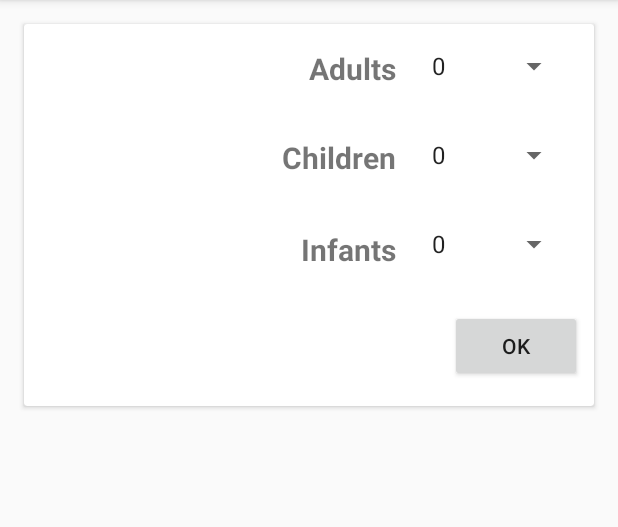
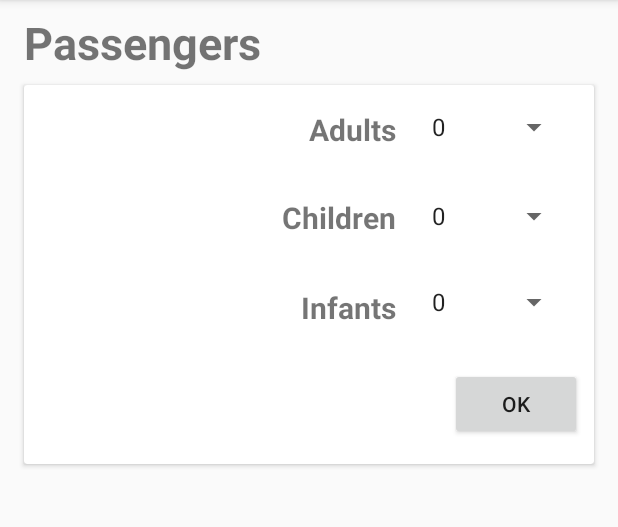
Before and after one commit to seokjunbing/hci, an Android app: the PickPassengersActivity screen opened directly, with no data from a screen before it, on a phone screen of 412 x 824 dp, the part 84-611 px from its top. Run offline under Robolectric (Android 15) with nearby library versions, the phone set to English and light mode, and no system bars; 3 statements that could not run were skipped.

Commit message:
Added title for pick passengers screen

```diff
--- a/app/src/main/res/layout/activity_pick_passengers.xml
+++ b/app/src/main/res/layout/activity_pick_passengers.xml
@@ -6,14 +6,31 @@
     android:layout_height="match_parent"
     tools:context=".PickPassengersActivity">
 
-    <android.support.v7.widget.CardView
+    <TextView
+        android:id="@+id/passengers_title"
         android:layout_width="match_parent"
         android:layout_height="wrap_content"
         android:layout_marginHorizontal="@dimen/activity_horizontal_margin"
-        android:layout_marginTop="8dp"
+        android:paddingVertical="@dimen/default_padding"
+        android:text="Passengers"
+        android:textSize="30sp"
+        android:textStyle="bold"
+        app:layout_constraintBottom_toTopOf="@+id/cardView"
+        app:layout_constraintLeft_toLeftOf="parent"
+        app:layout_constraintRight_toRightOf="parent"
+        tools:layout_editor_absoluteX="16dp"
+        />
+
+    <android.support.v7.widget.CardView
+        android:id="@+id/cardView"
+        android:layout_width="match_parent"
+        android:layout_height="wrap_content"
+        android:layout_marginHorizontal="@dimen/activity_horizontal_margin"
+        android:layout_marginTop="312dp"
         android:layout_marginVertical="@dimen/activity_vertical_margin"
-        app:layout_constraintTop_toTopOf="parent"
-        tools:layout_editor_absoluteX="16dp">
+        app:layout_constraintLeft_toLeftOf="parent"
+        app:layout_constraintRight_toRightOf="parent"
+        app:layout_constraintTop_toTopOf="@id/passengers_title">
 
 
         <android.support.constraint.ConstraintLayout
@@ -57,7 +74,7 @@
             <android.support.constraint.ConstraintLayout
                 android:id="@+id/children_picker"
                 android:layout_width="match_parent"
-                android:layout_height="wrap_content"
+                android:layout_height="57dp"
                 android:gravity="right"
                 android:orientation="horizontal"
                 android:padding="@dimen/default_padding"
@@ -128,7 +145,6 @@
 
             <TextView
                 android:id="@+id/alert_no_passengers"
-                android:visibility="gone"
                 android:layout_width="match_parent"
                 android:layout_height="wrap_content"
                 android:layout_marginEnd="8dp"
@@ -138,6 +154,7 @@
                 android:text="You must have at least one traveler"
                 android:textColor="@android:color/holo_red_dark"
                 android:textStyle="bold"
+                android:visibility="gone"
                 app:layout_constraintBottom_toTopOf="@+id/button3"
                 app:layout_constraintEnd_toEndOf="parent"
                 app:layout_constraintStart_toStartOf="parent"
```
Also changed, not shown: app/src/main/res/layout/select_passengers_layout.xml (deleted, +0 -54 lines).
